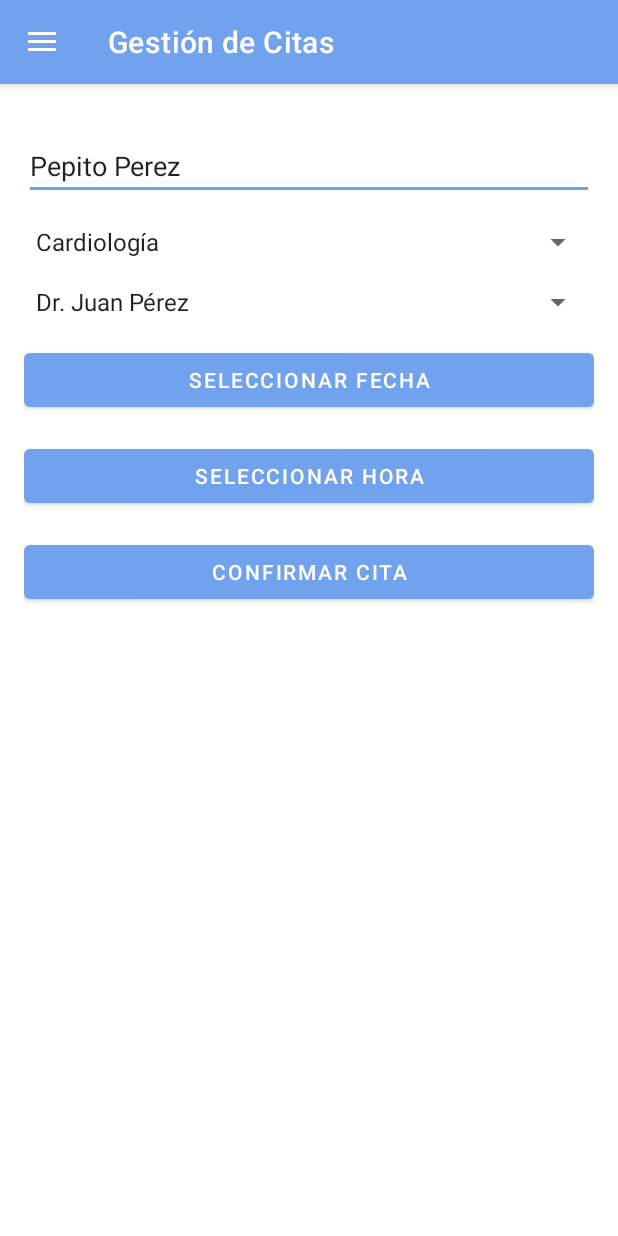
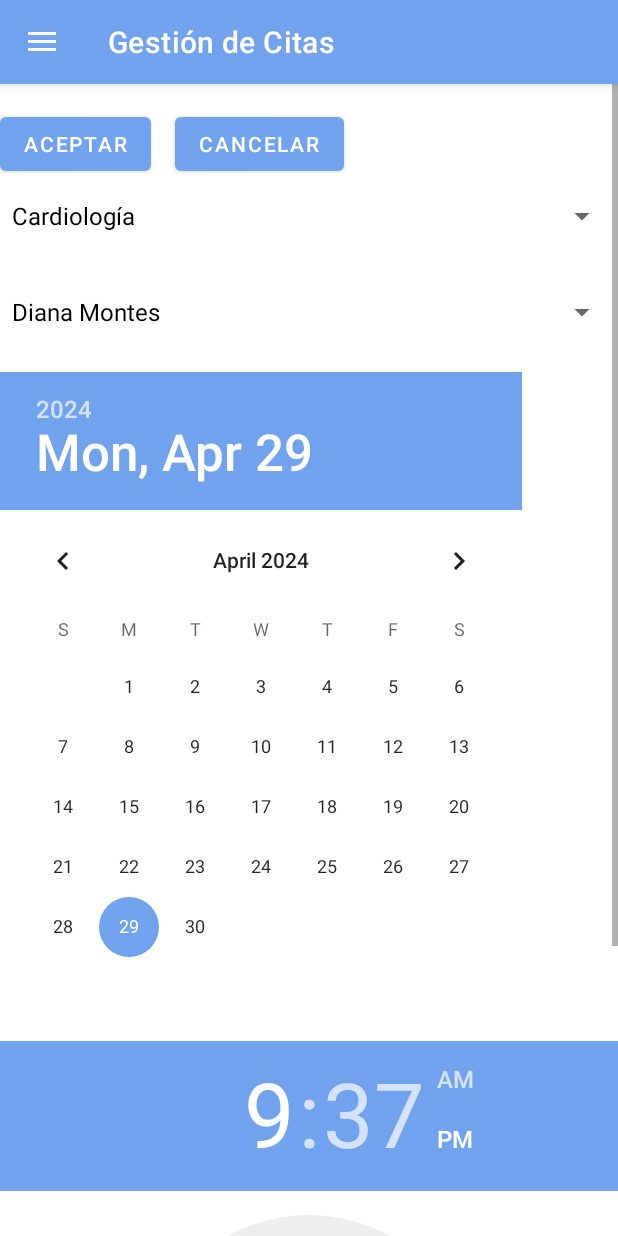
Before and after one commit to Ncamacho2/MediCalendar, an Android app: the screen it shows after launch (MainActivity), in the side drawer, after a tap on "Gestión de Citas", on a phone screen of 412 x 824 dp. Run offline under Robolectric (Android 15) with nearby library versions, the phone set to English and light mode, and no system bars; our stand-ins replace navigation-ui.

Commit message:
integracion 29-04-2024

```diff
--- /dev/null
+++ b/app/src/main/java/com/poligran/medicalendar/ui/citas/CitasFragment.kt
@@ -0,0 +1,67 @@
+package com.poligran.medicalendar.ui.citas
+
+import android.app.AlertDialog
+import android.content.DialogInterface
+import android.os.Bundle
+import android.view.LayoutInflater
+import android.view.View
+import android.view.ViewGroup
+import android.widget.ArrayAdapter
+import android.widget.Button
+import android.widget.Spinner
+import androidx.fragment.app.Fragment
+import com.poligran.medicalendar.R
+
+class CitasFragment : Fragment() {
+
+    private lateinit var citasManager: CitasManager
+
+    override fun onCreateView(
+        inflater: LayoutInflater, container: ViewGroup?,
+        savedInstanceState: Bundle?
+    ): View? {
+        // Inflate the layout for this fragment
+        val view = inflater.inflate(R.layout.fragment_citas, container, false)
+
+        // Inicializar el CitasManager con el botón
+        citasManager = CitasManager(view.findViewById(R.id.boton_nueva_cita))
+
+        // Configurar el spinner de especialidades
+        val spinnerEspecialidades: Spinner = view.findViewById(R.id.spinner_especialidades)
+        val especialidades = arrayOf("Cardiología", "Dermatología", "Otras")
+        val adapter = ArrayAdapter(requireContext(), android.R.layout.simple_spinner_dropdown_item, especialidades)
+        spinnerEspecialidades.adapter = adapter
+
+        // Configurar el spinner de especialistas
+        val spinnerEspecialistas: Spinner = view.findViewById(R.id.spinner_especialistas)
+        val especialistas = arrayOf("Diana Montes", "Sara Uribe")
+        val adapterEspecialistas = ArrayAdapter(requireContext(), android.R.layout.simple_spinner_dropdown_item, especialistas)
+        spinnerEspecialistas.adapter = adapterEspecialistas
+
+        // Obtener referencias a los botones
+        val botonAceptar: Button = view.findViewById(R.id.boton_aceptar)
+        val botonCancelar: Button = view.findViewById(R.id.boton_cancelar)
+
+        // Agregar OnClickListener al botón Aceptar
+        botonAceptar.setOnClickListener {
+            mostrarMensaje("Su Cita ha sido confirmada satisfactoriamente")
+        }
+
+        // Agregar OnClickListener al botón Cancelar
+        botonCancelar.setOnClickListener {
+            mostrarMensaje("Su Cita ha sido cancelada satisfactoriamente")
+        }
+
+        return view
+    }
+
+    private fun mostrarMensaje(mensaje: String) {
+        val builder = AlertDialog.Builder(requireContext())
+        builder.setMessage(mensaje)
+            .setPositiveButton("OK") { dialog, _ ->
+                // Aquí puedes agregar alguna acción adicional si es necesario
+                dialog.dismiss()
+            }
+        builder.create().show()
+    }
+}
--- a/app/src/main/java/com/poligran/medicalendar/ui/citas/CitasManager.kt
+++ b/app/src/main/java/com/poligran/medicalendar/ui/citas/CitasManager.kt
@@ -1,52 +1,25 @@
 package com.poligran.medicalendar.ui.citas
 
-import android.os.Bundle
-import android.view.LayoutInflater
-import android.view.View
-import android.view.ViewGroup
+import android.widget.Button
 import android.widget.Toast
-import androidx.fragment.app.Fragment
-import com.poligran.medicalendar.R
 
+class CitasManager(private val botonNuevaCita: Button) {
 
-class CitasManager() : Fragment() {
-
-    private val especialidades = mutableListOf<Especialidad>()
-    private var especialidadSeleccionada: Especialidad? = null
-    private var especialistaSeleccionado: Especialista? = null
+    private var especialidadSeleccionada: String? = null
+    private var especialistaSeleccionado: String? = null
     private var fechaSeleccionada: String? = null
     private var horaSeleccionada: String? = null
-    override fun onCreateView(inflater: LayoutInflater, container: ViewGroup?, savedInstanceState: Bundle?): View? {
-        val view = inflater.inflate(R.layout.fragment_citas, container, false)
-        // Agregar algunas especialidades de ejemplo
-        especialidades.add(Especialidad("Cardiología"))
-        especialidades.add(Especialidad("Dermatología"))
-        // Agregar más especialidades según sea necesario
 
-        //botonNuevaCita.isEnabled = false // Botón desactivado inicialmente
-
-        return view
-    }
-
-
-
-    fun getEspecialidades(): List<Especialidad> {
-        return especialidades
+    init {
+        botonNuevaCita.isEnabled = true
     }
 
     fun seleccionarEspecialidad(indice: Int) {
-        especialidadSeleccionada = especialidades[indice]
-    }
-
-    fun getEspecialistasDisponibles(): List<Especialista> {
-        // Aquí deberías obtener los especialistas disponibles para la especialidad seleccionada
-        // Puedes obtenerlos de una base de datos, de una API, etc.
-        // Por ahora, solo devolveremos una lista vacía
-        return emptyList()
+        especialidadSeleccionada = obtenerEspecialidades()[indice]
     }
 
     fun seleccionarEspecialista(indice: Int) {
-        especialistaSeleccionado = getEspecialistasDisponibles()[indice]
+        especialistaSeleccionado = obtenerEspecialistasDisponibles()[indice]
     }
 
     fun seleccionarFechaHora(fecha: String, hora: String) {
@@ -54,24 +27,27 @@ class CitasManager() : Fragment() {
         horaSeleccionada = hora
     }
 
-    fun asignarCita(view: View) {
-        // Simplemente mostramos un mensaje de cita asignada
+    fun asignarCita() {
         Toast.makeText(
-            view.context,
-            "Cita asignada para el especialista ${especialistaSeleccionado?.nombre}" +
-                    " en la especialidad de ${especialidadSeleccionada?.nombre}" +
+            botonNuevaCita.context,
+            "Cita asignada para el especialista $especialistaSeleccionado" +
+                    " en la especialidad de $especialidadSeleccionada" +
                     " el día $fechaSeleccionada a las $horaSeleccionada",
             Toast.LENGTH_SHORT
         ).show()
 
-        // Activamos el botón de nueva cita
-        //botonNuevaCita.isEnabled = true
+        botonNuevaCita.isEnabled = true
     }
 
     fun cancelarCita() {
-        // Aquí iría el código para cancelar la cita
+        botonNuevaCita.isEnabled = false
+    }
 
-        // Una vez cancelada la cita, desactivamos el botón de nueva cita
-        //botonNuevaCita.isEnabled = false
+    private fun obtenerEspecialidades(): List<String> {
+        return listOf("Cardiología", "Dermatología", "Otras")
+    }
+
+    private fun obtenerEspecialistasDisponibles(): List<String> {
+        return listOf("Diana Montes", "Sara Uribe")
     }
 }
--- a/app/src/main/res/layout/fragment_citas.xml
+++ b/app/src/main/res/layout/fragment_citas.xml
@@ -1,63 +1,91 @@
 <?xml version="1.0" encoding="utf-8"?>
-<RelativeLayout xmlns:android="http://schemas.android.com/apk/res/android"
-    android:layout_width="match_parent"
-    android:layout_height="match_parent"
-    android:padding="16dp">
-
-    <!-- Campo de texto para el nombre del paciente -->
-    <EditText
-        android:id="@+id/patientNameEditText"
+<FrameLayout xmlns:android="http://schemas.android.com/apk/res/android"
+    android:id="@+id/nav_gestion_citas"
+    xmlns:app="http://schemas.android.com/apk/res-auto"
+    xmlns:tools="http://schemas.android.com/tools"
     android:layout_width="match_parent"
     android:layout_height="wrap_content"
-        android:hint="Nombre del paciente"
-        android:text="@string/nombrecompleto_usuario"
-        android:layout_marginTop="16dp"/>
+    android:background="@color/white"
+    tools:context=".ui.citas.CitasFragment">
 
-    <!-- Selector de especialidad médica -->
-    <Spinner
-        android:id="@+id/specialtySpinner"
+    <ScrollView
+        android:layout_width="match_parent"
+        android:layout_height="match_parent">
+
+
+    <RelativeLayout
         android:layout_width="match_parent"
         android:layout_height="wrap_content"
-        android:layout_below="@id/patientNameEditText"
-        android:layout_marginTop="16dp"
-        android:entries="@array/specialties"
-        android:prompt="@string/select_specialty"/>
+        android:orientation="vertical">
 
-    <!-- Selector de médico -->
+        <!-- Botón de gestión de citas (invisible) -->
+        <Button
+            android:id="@+id/boton_nueva_cita"
+            android:layout_width="wrap_content"
+            android:layout_height="wrap_content"
+            android:layout_alignParentTop="true"
+            android:layout_centerHorizontal="true"
+            android:visibility="invisible"
+            android:text="@string/menu_appointment_management"
+            tools:visibility="invisible" />
+
+        <!-- Spinner para especialidades -->
         <Spinner
-        android:id="@+id/doctorSpinner"
+            android:id="@+id/spinner_especialidades"
             android:layout_width="match_parent"
             android:layout_height="wrap_content"
-        android:layout_below="@id/specialtySpinner"
-        android:layout_marginTop="16dp"
-        android:entries="@array/doctors"
-        android:prompt="@string/select_doctor"/>
+            android:layout_below="@id/boton_nueva_cita"
+            android:layout_marginTop="16dp" />
 
-    <!-- Selector de fecha -->
-    <Button
-        android:id="@+id/dateButton"
+        <!-- Spinner para especialistas -->
+        <Spinner
+            android:id="@+id/spinner_especialistas"
             android:layout_width="match_parent"
             android:layout_height="wrap_content"
-        android:layout_below="@id/doctorSpinner"
-        android:layout_marginTop="16dp"
-        android:text="Seleccionar fecha"/>
+            android:layout_below="@id/spinner_especialidades"
+            android:layout_marginTop="16dp" />
 
-    <!-- Selector de hora -->
-    <Button
-        android:id="@+id/timeButton"
+        <!-- DatePicker para seleccionar fecha -->
+        <DatePicker
+            android:id="@+id/datePicker"
             android:layout_width="match_parent"
             android:layout_height="wrap_content"
-        android:layout_below="@id/dateButton"
-        android:layout_marginTop="16dp"
-        android:text="Seleccionar hora"/>
+            android:layout_below="@id/spinner_especialistas"
+            android:layout_marginTop="16dp" />
 
-    <!-- Botón para confirmar la cita -->
-    <Button
-        android:id="@+id/confirmButton"
+        <!-- TimePicker para seleccionar hora -->
+        <TimePicker
+            android:id="@+id/timePicker"
+            android:layout_width="wrap_content"
+            android:layout_height="wrap_content"
+            android:layout_below="@id/datePicker"
+            android:layout_marginTop="16dp" />
+
+        <!-- Botones de aceptar y cancelar -->
+        <LinearLayout
+            android:id="@+id/layout_botones"
             android:layout_width="match_parent"
             android:layout_height="wrap_content"
-        android:layout_below="@id/timeButton"
-        android:layout_marginTop="16dp"
-        android:text="Confirmar cita"/>
+            android:orientation="horizontal"
+            android:gravity="start"
+            android:layout_alignParentTop="true"
+            android:layout_marginTop="16dp">
+
+            <Button
+                android:id="@+id/boton_aceptar"
+                android:layout_width="wrap_content"
+                android:layout_height="wrap_content"
+                android:text="Aceptar"
+                android:layout_marginEnd="8dp" />
+
+            <Button
+                android:id="@+id/boton_cancelar"
+                android:layout_width="wrap_content"
+                android:layout_height="wrap_content"
+                android:text="Cancelar"
+                android:layout_marginStart="8dp" />
+        </LinearLayout>
 
     </RelativeLayout>
+    </ScrollView>
+</FrameLayout>
--- a/app/src/main/res/navigation/mobile_navigation.xml
+++ b/app/src/main/res/navigation/mobile_navigation.xml
@@ -17,7 +17,7 @@
         tools:layout="@layout/fragment_home" />
     <fragment
         android:id="@+id/nav_gestion_citas"
-        android:name="com.poligran.medicalendar.ui.citas.CitasManager"
+        android:name="com.poligran.medicalendar.ui.citas.CitasFragment"
         android:label="@string/menu_appointment_management"
         tools:layout="@layout/fragment_citas" />
     <fragment
```
Also changed, not shown: 1 other file. Lines whose indentation alone changed are shown as unchanged.
